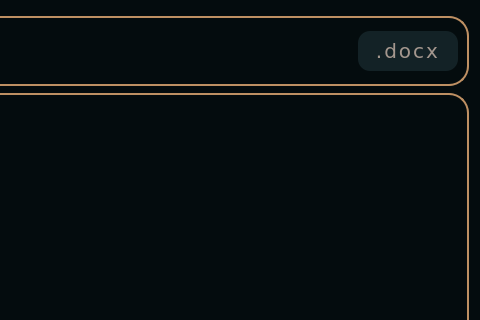
xtern0o/MoneyViewer, file source/ui/ui_paymentdata.ui: the form before one commit; both pictures show x 533 to 1013 and y 0 to 320 of the 1013 by 472 pixel window.
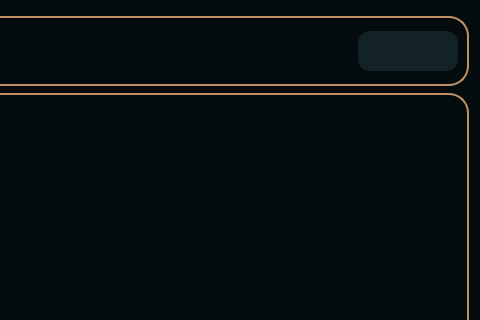
The form after the commit. Icons and pictures are not drawn.

```diff
--- a/source/ui/ui_paymentdata.ui
+++ b/source/ui/ui_paymentdata.ui
@@ -135,7 +135,7 @@
          </size>
         </property>
         <property name="text">
-         <string>.docx</string>
+         <string/>
         </property>
        </widget>
       </item>
```
